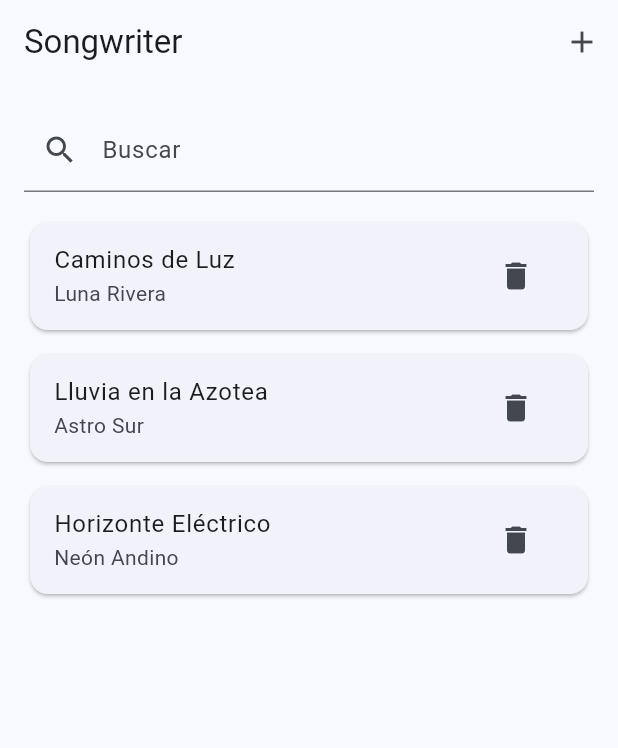
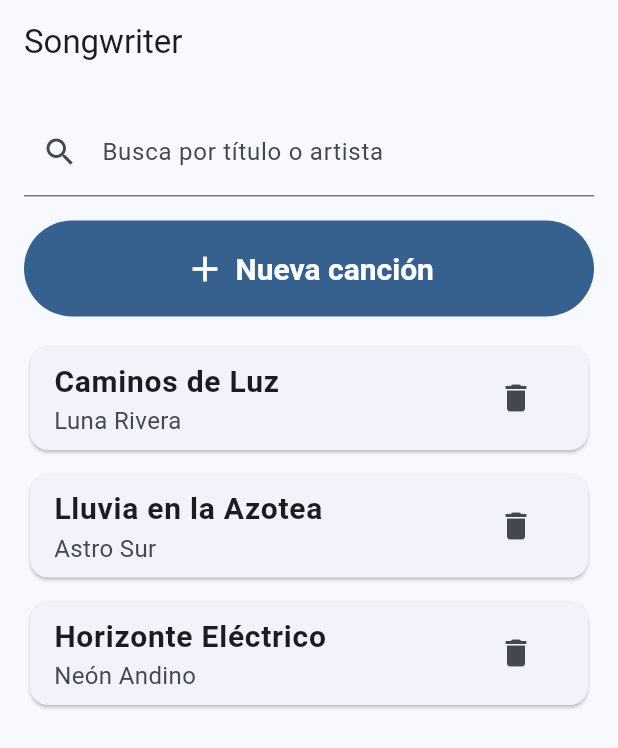
Before and after one commit to Sebas225/songwriter-app, a Flutter app: the screen it shows after launch, on a phone screen of 412 x 824 dp. Shown: the top 748 px of the screen. Run offline on Flutter 3.47's test engine with Material 3 defaults, Android fonts, the phone set to English and light mode, and no system bars; our stand-ins replace drift, flutter_riverpod, go_router; accounts and stored records are empty; generated files the repository leaves out were written again.

Commit message:
Improve beginner-friendly UI

```diff
--- a/lib/app.dart
+++ b/lib/app.dart
@@ -15,6 +15,7 @@ class SongwriterApp extends ConsumerWidget {
       theme: ThemeData(
         colorScheme: ColorScheme.fromSeed(seedColor: Colors.blue),
         useMaterial3: true,
+        textTheme: ThemeData().textTheme.apply(fontSizeFactor: 1.1),
       ),
       routerConfig: router,
     );
--- a/lib/features/home/ui/home_page.dart
+++ b/lib/features/home/ui/home_page.dart
@@ -18,25 +18,36 @@ class HomePage extends ConsumerWidget {
     return Scaffold(
       appBar: AppBar(
         title: const Text('Songwriter'),
-        actions: [
-          IconButton(
-            icon: const Icon(Icons.add),
-            tooltip: 'Crear canción',
-            onPressed: () => context.goNamed('songCreate'),
-          ),
-        ],
       ),
       body: Padding(
         padding: const EdgeInsets.all(16),
         child: Column(
           children: [
             TextField(
+              style: const TextStyle(fontSize: 18),
               decoration: const InputDecoration(
-                labelText: 'Buscar',
+                labelText: 'Busca por título o artista',
+                hintText: 'Ej. “Cielito lindo”',
                 prefixIcon: Icon(Icons.search),
               ),
               onChanged: (value) =>
                   ref.read(songSearchQueryProvider.notifier).state = value,
+            ),
+            const SizedBox(height: 16),
+            SizedBox(
+              width: double.infinity,
+              child: FilledButton.icon(
+                icon: const Icon(Icons.add, size: 28),
+                style: FilledButton.styleFrom(
+                  padding: const EdgeInsets.symmetric(vertical: 18),
+                  textStyle: const TextStyle(
+                    fontSize: 20,
+                    fontWeight: FontWeight.w700,
+                  ),
+                ),
+                label: const Text('Nueva canción'),
+                onPressed: () => context.goNamed('songCreate'),
+              ),
             ),
             const SizedBox(height: 16),
             Expanded(
@@ -51,7 +62,11 @@ class HomePage extends ConsumerWidget {
 
                   if (filtered.isEmpty) {
                     return const Center(
-                      child: Text('No hay canciones. Crea una nueva.'),
+                      child: Text(
+                        'No hay canciones todavía. Toca “Nueva canción”.',
+                        textAlign: TextAlign.center,
+                        style: TextStyle(fontSize: 18),
+                      ),
                     );
                   }
 
@@ -62,16 +77,29 @@ class HomePage extends ConsumerWidget {
                       final song = filtered[index];
                       return Card(
                         child: ListTile(
-                          title: Text(song.title),
+                          title: Text(
+                            song.title,
+                            style: const TextStyle(
+                              fontSize: 20,
+                              fontWeight: FontWeight.w700,
+                            ),
+                          ),
                           subtitle: song.artist != null
-                              ? Text(song.artist!)
-                              : const Text('Artista desconocido'),
+                              ? Text(
+                                  song.artist!,
+                                  style: const TextStyle(fontSize: 16),
+                                )
+                              : const Text(
+                                  'Artista desconocido',
+                                  style: TextStyle(fontSize: 16),
+                                ),
                           onTap: () => context.goNamed(
                             'songDetail',
                             pathParameters: {'id': song.id},
                           ),
                           trailing: IconButton(
                             icon: const Icon(Icons.delete),
+                            tooltip: 'Eliminar canción',
                             onPressed: () => _confirmDelete(context, ref, song),
                           ),
                         ),
--- a/lib/features/songs/ui/widgets/chord_inline_text.dart
+++ b/lib/features/songs/ui/widgets/chord_inline_text.dart
@@ -42,7 +42,7 @@ class ChordInlineText extends StatelessWidget {
         if (showErrors) {
           final display = chordRaw.isEmpty ? 'acorde inválido' : chordRaw;
           spans.add(
-            _buildInvalidSpan(display, 'Falta cerrar corchete de acorde', errorStyle),
+            _buildInvalidSpan(display, 'Cierra el acorde con ]', errorStyle),
           );
         } else {
           spans.add(TextSpan(text: rawText.substring(start)));
@@ -53,7 +53,7 @@ class ChordInlineText extends StatelessWidget {
       final chordRaw = rawText.substring(start + 1, end).trim();
 
       if (chordRaw.isEmpty) {
-        spans.add(_buildInvalidSpan('acorde inválido', 'Acorde vacío', errorStyle));
+        spans.add(_buildInvalidSpan('acorde inválido', 'Escribe un acorde', errorStyle));
       } else {
         try {
           final chord = parseChord(chordRaw);
@@ -67,7 +67,7 @@ class ChordInlineText extends StatelessWidget {
             ),
           );
         } on FormatException catch (e) {
-          spans.add(_buildInvalidSpan(chordRaw, e.message ?? 'Acorde inválido', errorStyle));
+          spans.add(_buildInvalidSpan(chordRaw, e.message ?? 'No reconozco el acorde', errorStyle));
         }
       }
 
```
Also changed, not shown: lib/features/songs/ui/section_editor_page.dart (+16 -4 lines), lib/features/songs/ui/song_form_page.dart (+20 -2 lines).
